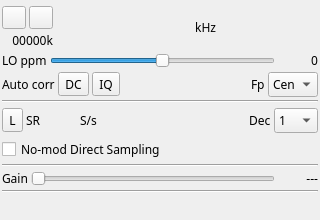
This is plugins/samplesource/rtlsdr/rtlsdrgui.ui in f4exb/sdrangel as Qt 5 draws it before an edit. The edited form follows.
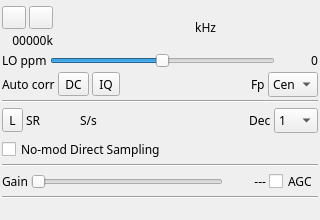
This is the edited form. Icons and pictures are not drawn. Custom widgets are drawn as their Qt base class.

Patch:
```diff
--- a/plugins/samplesource/rtlsdr/rtlsdrgui.ui
+++ b/plugins/samplesource/rtlsdr/rtlsdrgui.ui
@@ -483,6 +483,16 @@
      <property name="spacing">
       <number>3</number>
      </property>
+     <item row="0" column="3">
+      <widget class="QCheckBox" name="agc">
+       <property name="toolTip">
+        <string>Toggles RTLSDR AGC</string>
+       </property>
+       <property name="text">
+        <string>AGC</string>
+       </property>
+      </widget>
+     </item>
      <item row="0" column="0">
       <widget class="QLabel" name="gainLabel">
        <property name="sizePolicy">
```
